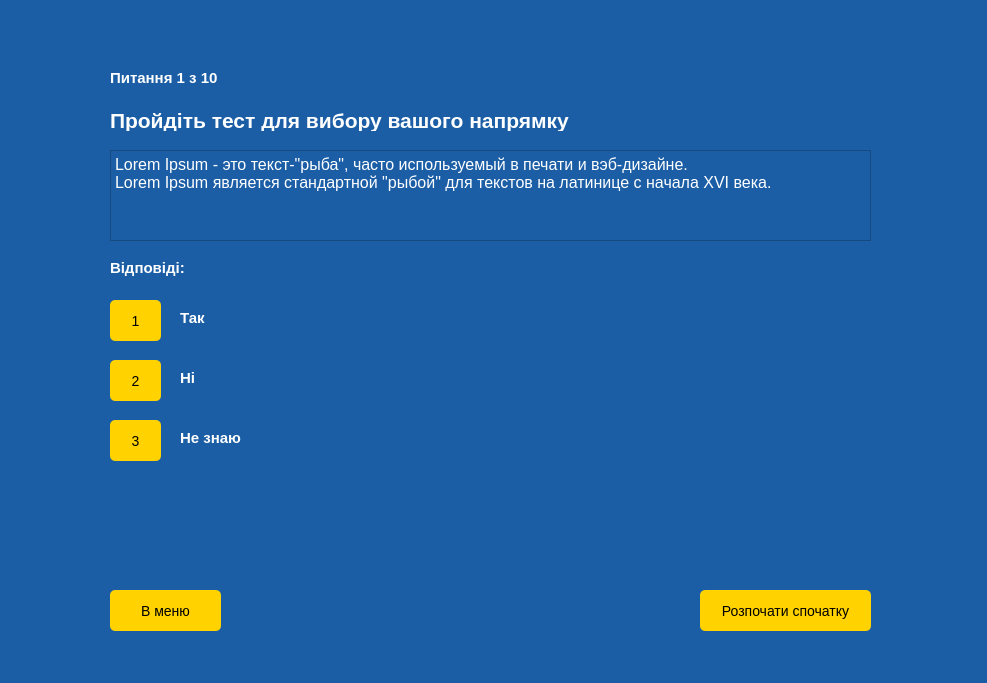
Old version of the form testwindow.ui in the repository admiralbub/oop_course_2020.
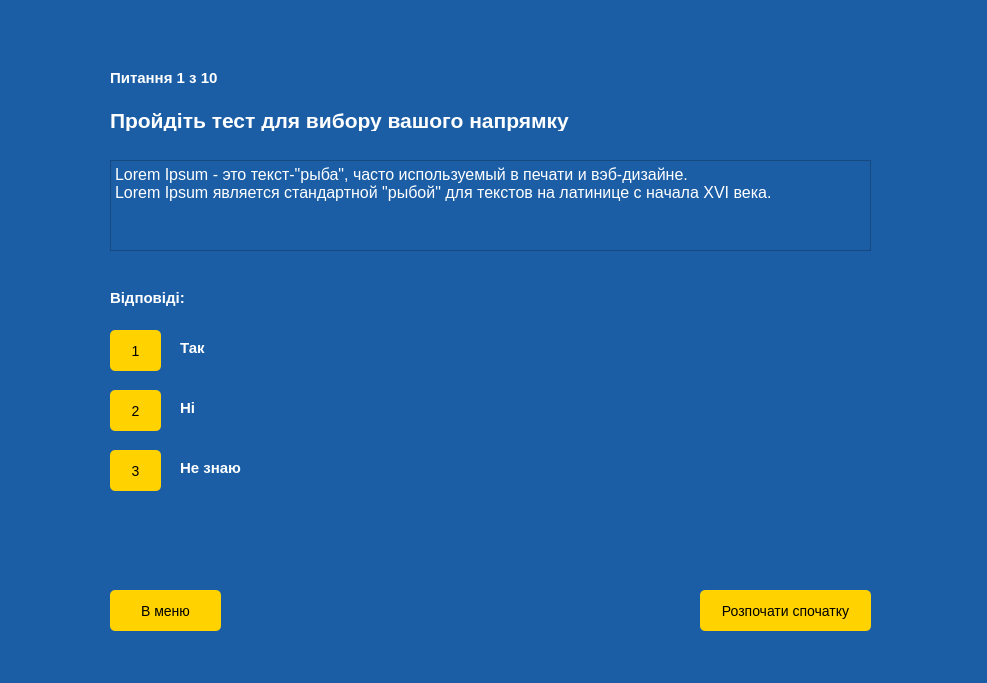
New version of the form.

What changed in the file:
```diff
--- a/testwindow.ui
+++ b/testwindow.ui
@@ -48,7 +48,7 @@
     <property name="geometry">
      <rect>
       <x>110</x>
-      <y>300</y>
+      <y>330</y>
       <width>51</width>
       <height>41</height>
      </rect>
@@ -108,7 +108,7 @@
     <property name="geometry">
      <rect>
       <x>110</x>
-      <y>260</y>
+      <y>290</y>
       <width>91</width>
       <height>16</height>
      </rect>
@@ -125,7 +125,7 @@
     <property name="geometry">
      <rect>
       <x>110</x>
-      <y>360</y>
+      <y>390</y>
       <width>51</width>
       <height>41</height>
      </rect>
@@ -151,7 +151,7 @@
     <property name="geometry">
      <rect>
       <x>110</x>
-      <y>420</y>
+      <y>450</y>
       <width>51</width>
       <height>41</height>
      </rect>
@@ -177,7 +177,7 @@
     <property name="geometry">
      <rect>
       <x>180</x>
-      <y>310</y>
+      <y>340</y>
       <width>371</width>
       <height>16</height>
      </rect>
@@ -194,7 +194,7 @@
     <property name="geometry">
      <rect>
       <x>180</x>
-      <y>370</y>
+      <y>400</y>
       <width>371</width>
       <height>16</height>
      </rect>
@@ -211,7 +211,7 @@
     <property name="geometry">
      <rect>
       <x>180</x>
-      <y>430</y>
+      <y>460</y>
       <width>371</width>
       <height>16</height>
      </rect>
@@ -254,7 +254,7 @@
     <property name="geometry">
      <rect>
       <x>110</x>
-      <y>150</y>
+      <y>160</y>
       <width>761</width>
       <height>91</height>
      </rect>
```
